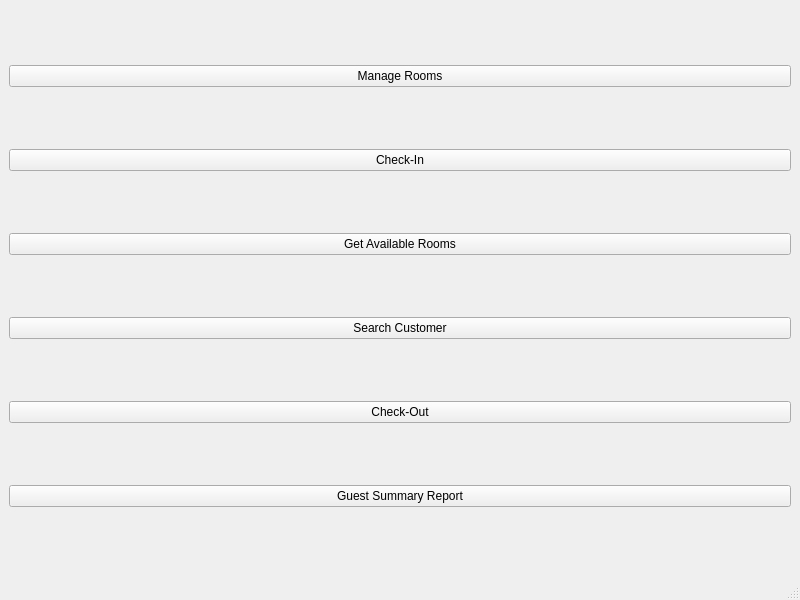
Before: the Qt Designer form mainwindow.ui in YasserAet/Hotel-Management-App, drawn with Qt 5.
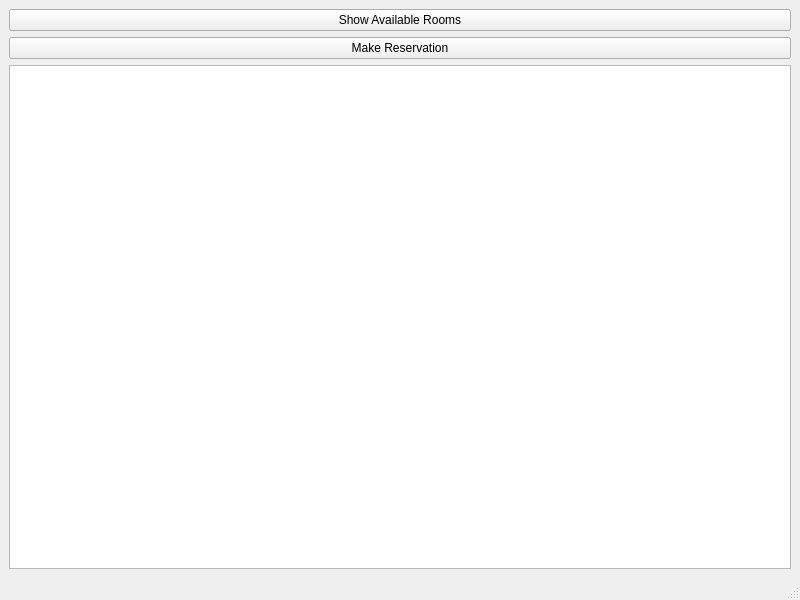
After: the same form once the commit is applied.

The edit to the form file:
```diff
--- a/mainwindow.ui
+++ b/mainwindow.ui
@@ -18,44 +18,19 @@
     <item>
      <widget class="QPushButton" name="manageRoomsButton">
       <property name="text">
-       <string>Manage Rooms</string>
+       <string>Show Available Rooms</string>
       </property>
      </widget>
     </item>
     <item>
      <widget class="QPushButton" name="checkInButton">
       <property name="text">
-       <string>Check-In</string>
+       <string>Make Reservation</string>
       </property>
      </widget>
     </item>
     <item>
-     <widget class="QPushButton" name="getAvailRoomButton">
-      <property name="text">
-       <string>Get Available Rooms</string>
-      </property>
-     </widget>
-    </item>
-    <item>
-     <widget class="QPushButton" name="searchCustomerButton">
-      <property name="text">
-       <string>Search Customer</string>
-      </property>
-     </widget>
-    </item>
-    <item>
-     <widget class="QPushButton" name="checkOutButton">
-      <property name="text">
-       <string>Check-Out</string>
-      </property>
-     </widget>
-    </item>
-    <item>
-     <widget class="QPushButton" name="guestSummaryReportButton">
-      <property name="text">
-       <string>Guest Summary Report</string>
-      </property>
-     </widget>
+     <widget class="QListWidget" name="roomListWidget"/>
     </item>
    </layout>
   </widget>
```
Left out of the diff: 14 changed lines with no effect on the pictures.
